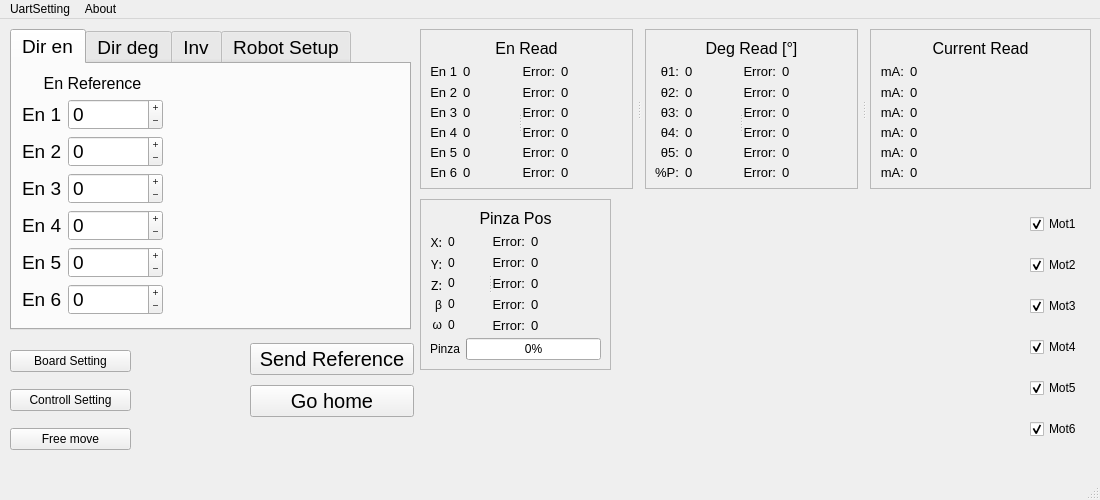
Alfystar/Scorbot-CA, file SourceCode/2_uiSource/ScorbotUI_cpp/src/scorbotUi/ui_source/mainwindow.ui: the form before one commit.
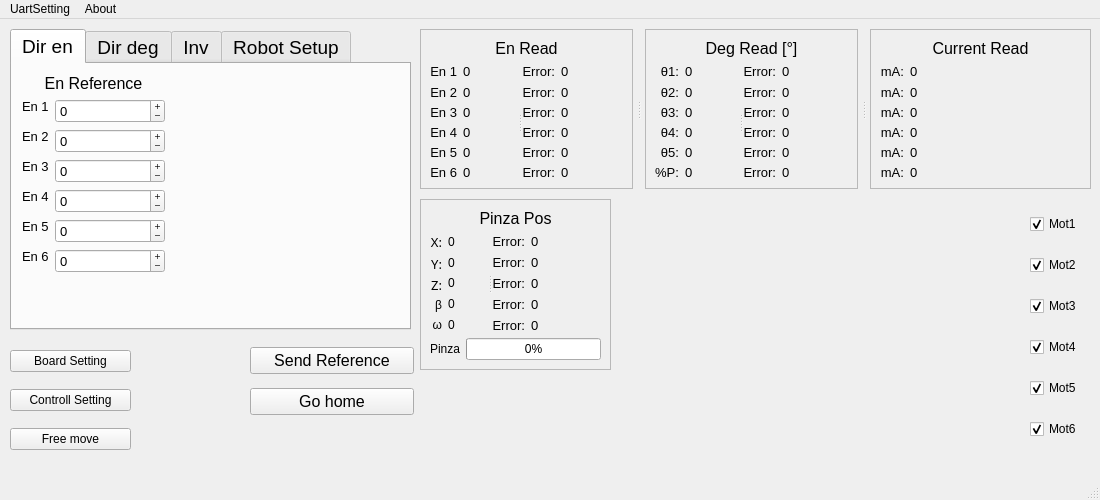
The form after the commit. The open tabs and pages were chosen to show the change. Icons and pictures are not drawn. Custom widgets are drawn as their Qt base class.

What changed in the file:
```diff
--- a/SourceCode/2_uiSource/ScorbotUI_cpp/src/scorbotUi/ui_source/mainwindow.ui
+++ b/SourceCode/2_uiSource/ScorbotUI_cpp/src/scorbotUi/ui_source/mainwindow.ui
@@ -106,7 +106,7 @@
                          <rect>
                              <x>10</x>
                              <y>10</y>
-                             <width>141</width>
+                             <width>143</width>
                              <height>241</height>
                          </rect>
                      </property>
@@ -150,6 +150,17 @@
                                  </property>
                                  <item row="0" column="0">
                                      <widget class="QLabel" name="en1Label_3">
+                                         <property name="sizePolicy">
+                                             <sizepolicy hsizetype="Minimum" vsizetype="Fixed">
+                                                 <horstretch>0</horstretch>
+                                                 <verstretch>0</verstretch>
+                                             </sizepolicy>
+                                         </property>
+                                         <property name="font">
+                                             <font>
+                                                 <pointsize>10</pointsize>
+                                             </font>
+                                         </property>
                                          <property name="text">
                                              <string>En 1</string>
                                          </property>
@@ -160,6 +171,17 @@
                                  </item>
                                  <item row="0" column="1">
                                      <widget class="QSpinBox" name="en1Ref">
+                                         <property name="sizePolicy">
+                                             <sizepolicy hsizetype="Minimum" vsizetype="Fixed">
+                                                 <horstretch>0</horstretch>
+                                                 <verstretch>0</verstretch>
+                                             </sizepolicy>
+                                         </property>
+                                         <property name="font">
+                                             <font>
+                                                 <pointsize>10</pointsize>
+                                             </font>
+                                         </property>
                                          <property name="buttonSymbols">
                                              <enum>QAbstractSpinBox::PlusMinus</enum>
                                          </property>
@@ -173,6 +195,17 @@
                                  </item>
                                  <item row="1" column="0">
                                      <widget class="QLabel" name="en2Label_3">
+                                         <property name="sizePolicy">
+                                             <sizepolicy hsizetype="Minimum" vsizetype="Fixed">
+                                                 <horstretch>0</horstretch>
+                                                 <verstretch>0</verstretch>
+                                             </sizepolicy>
+                                         </property>
+                                         <property name="font">
+                                             <font>
+                                                 <pointsize>10</pointsize>
+                                             </font>
+                                         </property>
                                          <property name="text">
                                              <string>En 2</string>
                                          </property>
@@ -183,6 +216,17 @@
                                  </item>
                                  <item row="1" column="1">
                                      <widget class="QSpinBox" name="en2Ref">
+                                         <property name="sizePolicy">
+                                             <sizepolicy hsizetype="Minimum" vsizetype="Fixed">
+                                                 <horstretch>0</horstretch>
+                                                 <verstretch>0</verstretch>
+                                             </sizepolicy>
+                                         </property>
+                                         <property name="font">
+                                             <font>
+                                                 <pointsize>10</pointsize>
+                                             </font>
+                                         </property>
                                          <property name="buttonSymbols">
                                              <enum>QAbstractSpinBox::PlusMinus</enum>
                                          </property>
@@ -199,6 +243,17 @@
                                          <property name="enabled">
                                              <bool>true</bool>
                                          </property>
+                                         <property name="sizePolicy">
+                                             <sizepolicy hsizetype="Minimum" vsizetype="Fixed">
+                                                 <horstretch>0</horstretch>
+                                                 <verstretch>0</verstretch>
+                                             </sizepolicy>
+                                         </property>
+                                         <property name="font">
+                                             <font>
+                                                 <pointsize>10</pointsize>
+                                             </font>
+                                         </property>
                                          <property name="text">
                                              <string>En 3</string>
                                          </property>
@@ -209,6 +264,17 @@
                                  </item>
          <item row="2" column="1">
           <widget class="QSpinBox" name="en3Ref">
+                                         <property name="sizePolicy">
+                                             <sizepolicy hsizetype="Minimum" vsizetype="Fixed">
+                                                 <horstretch>0</horstretch>
+                                                 <verstretch>0</verstretch>
+                                             </sizepolicy>
+                                         </property>
+                                         <property name="font">
+                                             <font>
+                                                 <pointsize>10</pointsize>
+                                             </font>
+                                         </property>
            <property name="buttonSymbols">
             <enum>QAbstractSpinBox::PlusMinus</enum>
            </property>
@@ -222,6 +288,17 @@
          </item>
          <item row="3" column="0">
           <widget class="QLabel" name="en4Label_3">
+                 <property name="sizePolicy">
+                     <sizepolicy hsizetype="Minimum" vsizetype="Fixed">
+                         <horstretch>0</horstretch>
+                         <verstretch>0</verstretch>
+                     </sizepolicy>
+                 </property>
+                 <property name="font">
+                     <font>
+                         <pointsize>10</pointsize>
+                     </font>
+                 </property>
            <property name="text">
             <string>En 4</string>
            </property>
@@ -232,6 +309,17 @@
          </item>
          <item row="3" column="1">
           <widget class="QSpinBox" name="en4Ref">
+                 <property name="sizePolicy">
+                     <sizepolicy hsizetype="Minimum" vsizetype="Fixed">
+                         <horstretch>0</horstretch>
+                         <verstretch>0</verstretch>
+                     </sizepolicy>
+                 </property>
+                 <property name="font">
+                     <font>
+                         <pointsize>10</pointsize>
+                     </font>
+                 </property>
            <property name="buttonSymbols">
             <enum>QAbstractSpinBox::PlusMinus</enum>
            </property>
@@ -245,6 +333,17 @@
          </item>
          <item row="4" column="0">
           <widget class="QLabel" name="en5Label_3">
+                 <property name="sizePolicy">
+                     <sizepolicy hsizetype="Minimum" vsizetype="Fixed">
+                         <horstretch>0</horstretch>
+                         <verstretch>0</verstretch>
+                     </sizepolicy>
+                 </property>
+                 <property name="font">
+                     <font>
+                         <pointsize>10</pointsize>
+                     </font>
+                 </property>
            <property name="text">
             <string>En 5</string>
            </property>
@@ -255,6 +354,17 @@
          </item>
          <item row="4" column="1">
           <widget class="QSpinBox" name="en5Ref">
+                 <property name="sizePolicy">
+                     <sizepolicy hsizetype="Minimum" vsizetype="Fixed">
+                         <horstretch>0</horstretch>
+                         <verstretch>0</verstretch>
+                     </sizepolicy>
+                 </property>
+                 <property name="font">
+                     <font>
+                         <pointsize>10</pointsize>
+                     </font>
+                 </property>
            <property name="buttonSymbols">
             <enum>QAbstractSpinBox::PlusMinus</enum>
            </property>
@@ -268,6 +378,17 @@
          </item>
                                  <item row="5" column="0">
                                      <widget class="QLabel" name="en6Label_3">
+                                         <property name="sizePolicy">
+                                             <sizepolicy hsizetype="Minimum" vsizetype="Fixed">
+                                                 <horstretch>0</horstretch>
+                                                 <verstretch>0</verstretch>
+                                             </sizepolicy>
+                                         </property>
+                                         <property name="font">
+                                             <font>
+                                                 <pointsize>10</pointsize>
+                                             </font>
+                                         </property>
                                          <property name="text">
                                              <string>En 6</string>
                                          </property>
@@ -278,6 +399,17 @@
                                  </item>
                                  <item row="5" column="1">
                                      <widget class="QSpinBox" name="en6Ref">
+                                         <property name="sizePolicy">
+                                             <sizepolicy hsizetype="Minimum" vsizetype="Fixed">
+                                                 <horstretch>0</horstretch>
+                                                 <verstretch>0</verstretch>
+                                             </sizepolicy>
+                                         </property>
+                                         <property name="font">
+                                             <font>
+                                                 <pointsize>10</pointsize>
+                                             </font>
+                                         </property>
                                          <property name="wrapping">
                                              <bool>false</bool>
                                          </property>
@@ -3792,7 +3924,7 @@
                      <widget class="QPushButton" name="sendRef">
                          <property name="font">
                              <font>
-                                 <pointsize>15</pointsize>
+                                 <pointsize>12</pointsize>
                              </font>
                          </property>
                          <property name="text">
@@ -3804,7 +3936,7 @@
                      <widget class="QPushButton" name="goHome">
                          <property name="font">
                              <font>
-                                 <pointsize>15</pointsize>
+                                 <pointsize>12</pointsize>
                              </font>
                          </property>
                          <property name="text">
```
Left out of the diff: 80 changed lines with no effect on the pictures. Lines whose indentation alone changed are shown as unchanged.
